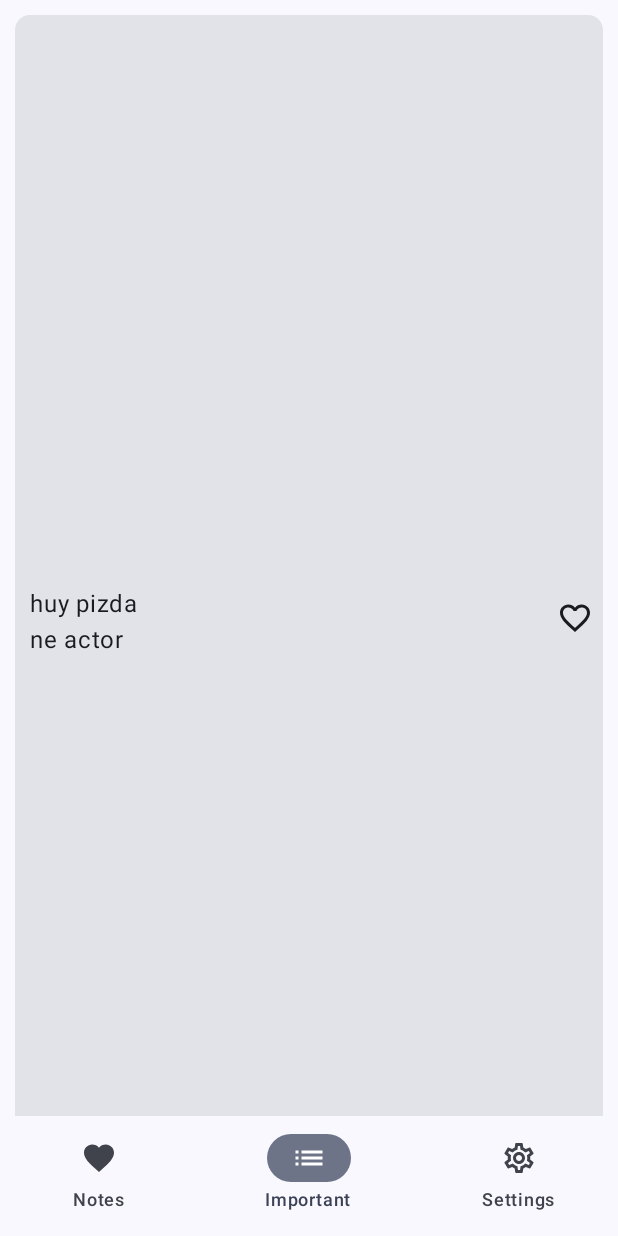
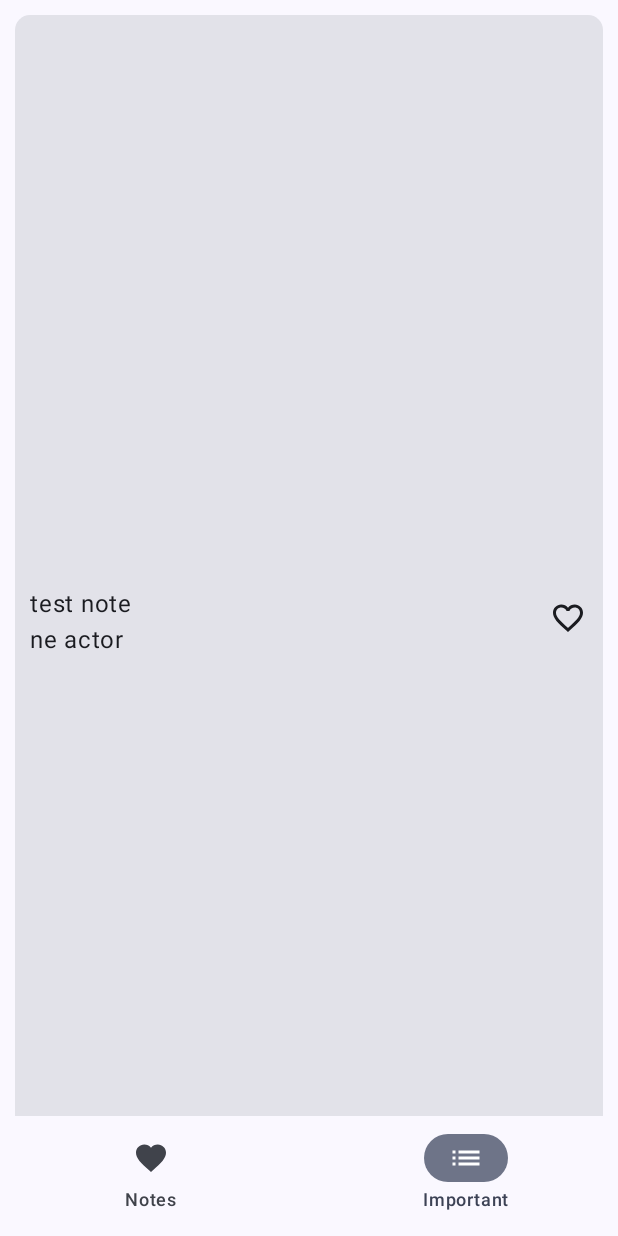
Before and after one commit to sndxsu/MyNotes, an Android app built with Jetpack Compose: the screen it shows after launch (MainActivity), item 2 of the bottom bar chosen, on a phone screen of 412 x 824 dp. Run offline under Robolectric (Android 15) with nearby library versions, the phone set to English and light mode, and no system bars.

Commit message:
deleted settings

```diff
--- a/app/src/main/java/com/sndx/mynotes/MainActivity.kt
+++ b/app/src/main/java/com/sndx/mynotes/MainActivity.kt
@@ -51,7 +51,6 @@ import com.sndx.mynotes.db.DbManager
 import com.sndx.mynotes.screens.AddNote
 import com.sndx.mynotes.screens.FirstScreen
 import com.sndx.mynotes.screens.SecondScreen
-import com.sndx.mynotes.screens.ThirdScreen
 import com.sndx.mynotes.screens.components.NavBarItem
 import com.sndx.mynotes.ui.theme.MyNotesTheme
 import kotlinx.coroutines.flow.distinctUntilChanged
@@ -63,7 +62,6 @@ class MainActivity : ComponentActivity() {
         val db = DbManager(this)
         setContent {
             MyNotesTheme {
-                //test comment to push
                 val view = LocalView.current
                 val colorScheme = MaterialTheme.colorScheme
                 var selectedItemIndex by rememberSaveable{  mutableStateOf(0) }
@@ -87,12 +85,6 @@ class MainActivity : ComponentActivity() {
                             title = "Important",
                             selectedIcon = Icons.Filled.List,
                             unselectedIcon = Icons.Outlined.List,
-                            hasNews = false
-                        ),
-                        NavBarItem(
-                            title = "Settings",
-                            selectedIcon = Icons.Filled.Settings,
-                            unselectedIcon = Icons.Outlined.Settings,
                             hasNews = false
                         )
                     )
@@ -163,17 +155,12 @@ class MainActivity : ComponentActivity() {
                         }
                         NavHost(navController = navController, startDestination = items[0].title){
                             composable(route = items[0].title){
-                                FirstScreen(scrollState, db)
+                                FirstScreen(scrollState, db, innerPadding)
                                 BackHandler(enabled = true) {}
                                 showFAB = true
                             }
                             composable(route = items[1].title){
                                 SecondScreen()
-                                BackHandler(enabled = true) {}
-                                showFAB = false
-                            }
-                            composable(route = items[2].title){
-                                ThirdScreen()
                                 BackHandler(enabled = true) {}
                                 showFAB = false
                             }
--- a/app/src/main/java/com/sndx/mynotes/screens/FirstScreen.kt
+++ b/app/src/main/java/com/sndx/mynotes/screens/FirstScreen.kt
@@ -1,6 +1,7 @@
 package com.sndx.mynotes.screens
 
 import androidx.compose.foundation.layout.Column
+import androidx.compose.foundation.layout.PaddingValues
 import androidx.compose.foundation.layout.padding
 import androidx.compose.foundation.lazy.LazyColumn
 import androidx.compose.foundation.lazy.LazyListState
@@ -11,7 +12,7 @@ import com.sndx.mynotes.db.DbManager
 import com.sndx.mynotes.screens.components.ListItem
 
 @Composable
-fun FirstScreen(scrollState:LazyListState, dbManager: DbManager) {
+fun FirstScreen(scrollState:LazyListState, dbManager: DbManager, innerPadding: PaddingValues) {
     ColumnsTest(scrollState, dbManager)
 }
 
--- a/app/src/main/java/com/sndx/mynotes/screens/SecondScreen.kt
+++ b/app/src/main/java/com/sndx/mynotes/screens/SecondScreen.kt
@@ -8,6 +8,6 @@ import com.sndx.mynotes.screens.components.ListItem
 @Composable
 fun SecondScreen() {
     Row {
-        ListItem("huy pizda", "ne actor")
+        ListItem("test note", "ne actor")
     }
 }
--- a/app/src/main/java/com/sndx/mynotes/screens/ThirdScreen.kt
+++ /dev/null
@@ -1,7 +0,0 @@
-package com.sndx.mynotes.screens
-
-import androidx.compose.runtime.Composable
-
-@Composable
-fun ThirdScreen() {
-}
--- a/app/src/main/java/com/sndx/mynotes/screens/components/ListItem.kt
+++ b/app/src/main/java/com/sndx/mynotes/screens/components/ListItem.kt
@@ -28,7 +28,7 @@ fun ListItem(name: String, prof:String){
         Row (Modifier.fillMaxSize(), verticalAlignment = Alignment.CenterVertically){
             Column (horizontalAlignment = Alignment.Start,
                 modifier = Modifier
-                    .fillMaxWidth(0.9f)
+                    .fillMaxWidth(0.88f)
                     .padding(start = 10.dp, top = 5.dp, end = 5.dp)
                 ){
                 Text(text = name)
--- a/build.gradle.kts
+++ b/build.gradle.kts
@@ -1,5 +1,5 @@
 // Top-level build file where you can add configuration options common to all sub-projects/modules.
 plugins {
-    id("com.android.application") version "8.2.0" apply false
+    id("com.android.application") version "8.6.1" apply false
     id("org.jetbrains.kotlin.android") version "1.9.0" apply false
 }
```
Also changed, not shown: gradle/wrapper/gradle-wrapper.properties.
